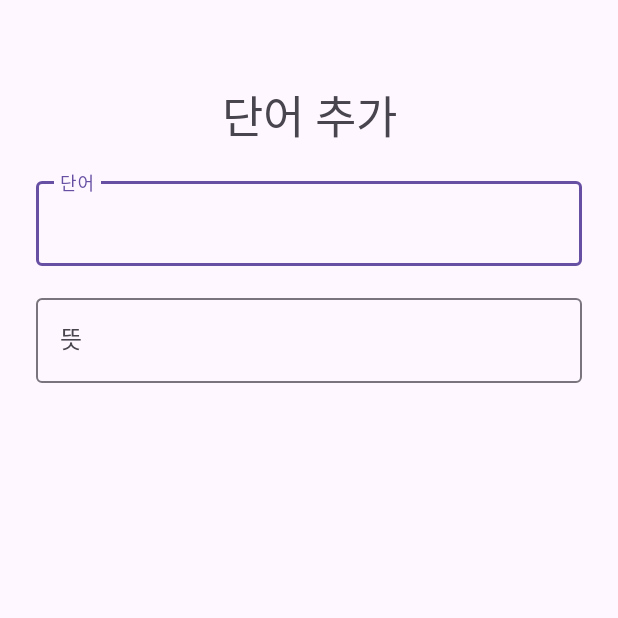
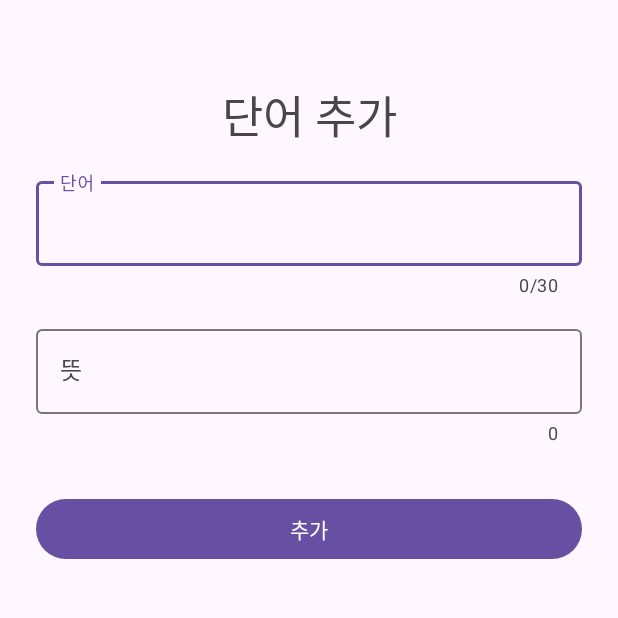
Before and after one commit to suinkimme/study-android, an Android app: the AddActivity screen opened directly, with no data from a screen before it, on a phone screen of 412 x 824 dp, the top half of it. Run offline under Robolectric (Android 15) with nearby library versions, the phone set to English and light mode, and no system bars.

Commit message:
리사이클러 뷰 제외 퍼블리싱 완료

```diff
--- a/todo/app/src/main/res/layout/activity_add.xml
+++ b/todo/app/src/main/res/layout/activity_add.xml
@@ -23,6 +23,9 @@
         android:layout_width="0dp"
         android:layout_height="wrap_content"
         android:layout_marginTop="16dp"
+        app:counterEnabled="true"
+        app:counterMaxLength="30"
+        app:errorEnabled="true"
         app:layout_constraintStart_toStartOf="parent"
         app:layout_constraintEnd_toEndOf="parent"
         app:layout_constraintTop_toBottomOf="@id/titleTextView">
@@ -37,10 +40,10 @@
 
     <com.google.android.material.textfield.TextInputLayout
         android:id="@+id/meanTextInputLayout"
-        style="@style/ThemeOverlay.Material3.AutoCompleteTextView.OutlinedBox"
         android:layout_width="0dp"
         android:layout_height="wrap_content"
         android:layout_marginTop="16dp"
+        app:counterEnabled="true"
         app:layout_constraintStart_toStartOf="parent"
         app:layout_constraintEnd_toEndOf="parent"
         app:layout_constraintTop_toBottomOf="@id/textTextInputLayout">
@@ -53,4 +56,20 @@
 
     </com.google.android.material.textfield.TextInputLayout>
 
+    <com.google.android.material.chip.ChipGroup
+        android:id="@+id/typeChipGroup"
+        android:layout_marginTop="16dp"
+        app:layout_constraintTop_toBottomOf="@id/meanTextInputLayout"
+        android:layout_width="match_parent"
+        android:layout_height="wrap_content" />
+
+    <Button
+        android:id="@+id/addButton"
+        android:layout_marginTop="16dp"
+        app:layout_constraintTop_toBottomOf="@id/typeChipGroup"
+        android:layout_width="match_parent"
+        android:layout_height="wrap_content"
+        android:text="추가"
+        />
+
 </androidx.constraintlayout.widget.ConstraintLayout>
```
Lines whose indentation alone changed are shown as unchanged.
